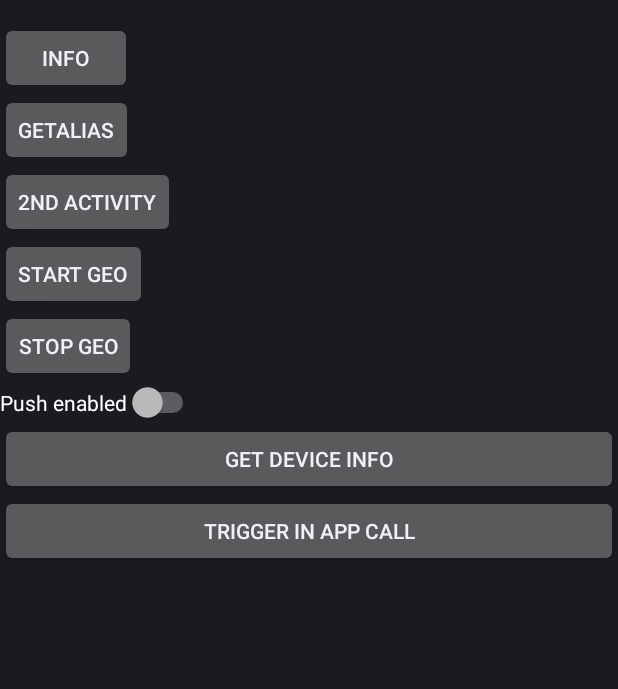
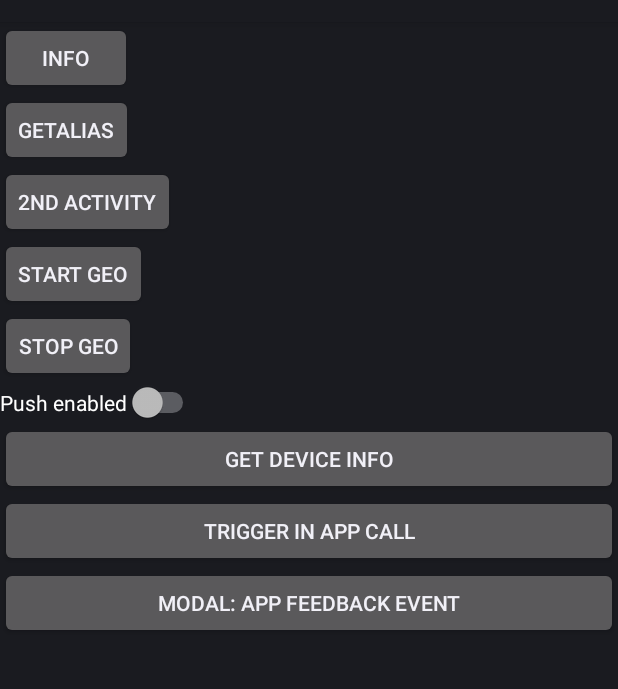
Before and after one commit to mapp-digital/mapp-engage-android-sample, an Android app: the screen it shows after launch (MainActivity), on a phone screen of 412 x 824 dp, the part 62-751 px from its top. Run offline under Robolectric (Android 15) with nearby library versions, the phone set to English and light mode, and no system bars; libraries missing offline, so code that uses them is left out: com.appoxee, com.appoxee.internal, com.appoxee.push; 13 statements that could not run were skipped.

Commit message:
intermediate code push

```diff
--- a/src/main/res/layout/main.xml
+++ b/src/main/res/layout/main.xml
@@ -46,4 +46,13 @@
         android:text="Trigger In App Call" />
 
 
+    <Button
+        android:id="@+id/inappModalType"
+        android:layout_width="match_parent"
+        android:layout_height="wrap_content"
+        android:text="Modal: App Feedback Event" />
+
+
+
+
 </LinearLayout>
```
Also changed, not shown: src/main/java/com/appoxee/testapp/MainActivity.java (+8 -1 lines).
